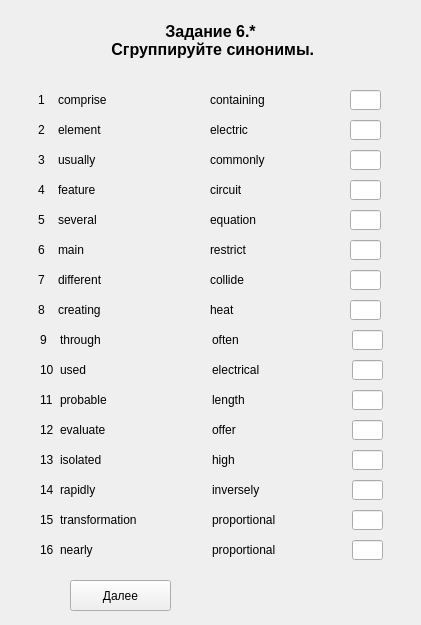
Before: the Qt Designer form server/UI/variant_2/zadanie6_part1_var2.ui in Scykorr/dmitr_client_serv_test, drawn with Qt 5.
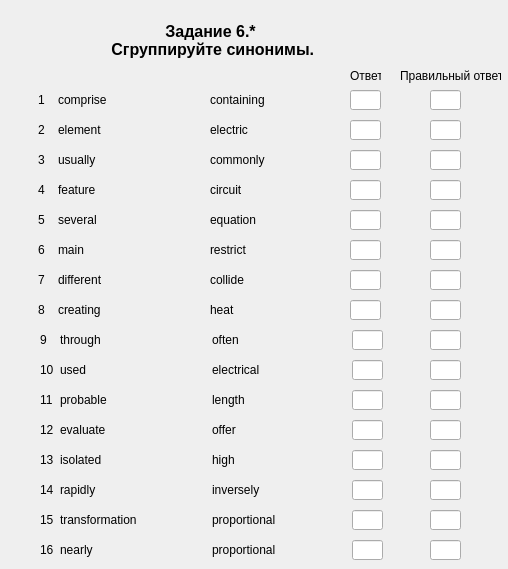
After: the same form once the commit is applied.

The edit to the form file:
```diff
--- a/server/UI/variant_2/zadanie6_part1_var2.ui
+++ b/server/UI/variant_2/zadanie6_part1_var2.ui
@@ -6,8 +6,8 @@
    <rect>
     <x>0</x>
     <y>0</y>
-    <width>421</width>
-    <height>625</height>
+    <width>508</width>
+    <height>569</height>
    </rect>
   </property>
   <property name="windowTitle">
@@ -113,19 +113,6 @@
     </rect>
    </property>
   </widget>
-  <widget class="QPushButton" name="pushButton_answer">
-   <property name="geometry">
-    <rect>
-     <x>70</x>
-     <y>580</y>
-     <width>101</width>
-     <height>31</height>
-    </rect>
-   </property>
-   <property name="text">
-    <string>Далее</string>
-   </property>
-  </widget>
   <widget class="QLabel" name="label_number_15">
    <property name="geometry">
     <rect>
@@ -844,19 +831,240 @@
     <string>proportional</string>
    </property>
   </widget>
-  <widget class="QLabel" name="label_timer">
+  <widget class="QLineEdit" name="lineEdit_answer_17">
    <property name="geometry">
     <rect>
-     <x>220</x>
-     <y>580</y>
-     <width>171</width>
-     <height>31</height>
+     <x>430</x>
+     <y>90</y>
+     <width>31</width>
+     <height>20</height>
     </rect>
    </property>
    <property name="text">
     <string/>
    </property>
   </widget>
+  <widget class="QLineEdit" name="lineEdit_answer_18">
+   <property name="geometry">
+    <rect>
+     <x>430</x>
+     <y>120</y>
+     <width>31</width>
+     <height>20</height>
+    </rect>
+   </property>
+   <property name="text">
+    <string/>
+   </property>
+  </widget>
+  <widget class="QLineEdit" name="lineEdit_answer_19">
+   <property name="geometry">
+    <rect>
+     <x>430</x>
+     <y>150</y>
+     <width>31</width>
+     <height>20</height>
+    </rect>
+   </property>
+   <property name="text">
+    <string/>
+   </property>
+  </widget>
+  <widget class="QLineEdit" name="lineEdit_answer_20">
+   <property name="geometry">
+    <rect>
+     <x>430</x>
+     <y>180</y>
+     <width>31</width>
+     <height>20</height>
+    </rect>
+   </property>
+   <property name="text">
+    <string/>
+   </property>
+  </widget>
+  <widget class="QLineEdit" name="lineEdit_answer_21">
+   <property name="geometry">
+    <rect>
+     <x>430</x>
+     <y>210</y>
+     <width>31</width>
+     <height>20</height>
+    </rect>
+   </property>
+   <property name="text">
+    <string/>
+   </property>
+  </widget>
+  <widget class="QLineEdit" name="lineEdit_answer_22">
+   <property name="geometry">
+    <rect>
+     <x>430</x>
+     <y>240</y>
+     <width>31</width>
+     <height>20</height>
+    </rect>
+   </property>
+   <property name="text">
+    <string/>
+   </property>
+  </widget>
+  <widget class="QLineEdit" name="lineEdit_answer_23">
+   <property name="geometry">
+    <rect>
+     <x>430</x>
+     <y>270</y>
+     <width>31</width>
+     <height>20</height>
+    </rect>
+   </property>
+   <property name="text">
+    <string/>
+   </property>
+  </widget>
+  <widget class="QLineEdit" name="lineEdit_answer_24">
+   <property name="geometry">
+    <rect>
+     <x>430</x>
+     <y>300</y>
+     <width>31</width>
+     <height>20</height>
+    </rect>
+   </property>
+   <property name="text">
+    <string/>
+   </property>
+  </widget>
+  <widget class="QLineEdit" name="lineEdit_answer_25">
+   <property name="geometry">
+    <rect>
+     <x>430</x>
+     <y>330</y>
+     <width>31</width>
+     <height>20</height>
+    </rect>
+   </property>
+   <property name="text">
+    <string/>
+   </property>
+  </widget>
+  <widget class="QLineEdit" name="lineEdit_answer_26">
+   <property name="geometry">
+    <rect>
+     <x>430</x>
+     <y>360</y>
+     <width>31</width>
+     <height>20</height>
+    </rect>
+   </property>
+   <property name="text">
+    <string/>
+   </property>
+  </widget>
+  <widget class="QLineEdit" name="lineEdit_answer_27">
+   <property name="geometry">
+    <rect>
+     <x>430</x>
+     <y>390</y>
+     <width>31</width>
+     <height>20</height>
+    </rect>
+   </property>
+   <property name="text">
+    <string/>
+   </property>
+  </widget>
+  <widget class="QLineEdit" name="lineEdit_answer_28">
+   <property name="geometry">
+    <rect>
+     <x>430</x>
+     <y>420</y>
+     <width>31</width>
+     <height>20</height>
+    </rect>
+   </property>
+   <property name="text">
+    <string/>
+   </property>
+  </widget>
+  <widget class="QLineEdit" name="lineEdit_answer_29">
+   <property name="geometry">
+    <rect>
+     <x>430</x>
+     <y>450</y>
+     <width>31</width>
+     <height>20</height>
+    </rect>
+   </property>
+   <property name="text">
+    <string/>
+   </property>
+  </widget>
+  <widget class="QLineEdit" name="lineEdit_answer_30">
+   <property name="geometry">
+    <rect>
+     <x>430</x>
+     <y>480</y>
+     <width>31</width>
+     <height>20</height>
+    </rect>
+   </property>
+   <property name="text">
+    <string/>
+   </property>
+  </widget>
+  <widget class="QLineEdit" name="lineEdit_answer_31">
+   <property name="geometry">
+    <rect>
+     <x>430</x>
+     <y>510</y>
+     <width>31</width>
+     <height>20</height>
+    </rect>
+   </property>
+   <property name="text">
+    <string/>
+   </property>
+  </widget>
+  <widget class="QLineEdit" name="lineEdit_answer_32">
+   <property name="geometry">
+    <rect>
+     <x>430</x>
+     <y>540</y>
+     <width>31</width>
+     <height>20</height>
+    </rect>
+   </property>
+   <property name="text">
+    <string/>
+   </property>
+  </widget>
+  <widget class="QLabel" name="label_2">
+   <property name="geometry">
+    <rect>
+     <x>350</x>
+     <y>60</y>
+     <width>31</width>
+     <height>31</height>
+    </rect>
+   </property>
+   <property name="text">
+    <string>Ответ</string>
+   </property>
+  </widget>
+  <widget class="QLabel" name="label">
+   <property name="geometry">
+    <rect>
+     <x>400</x>
+     <y>60</y>
+     <width>101</width>
+     <height>31</height>
+    </rect>
+   </property>
+   <property name="text">
+    <string>Правильный ответ</string>
+   </property>
+  </widget>
  </widget>
  <resources/>
  <connections/>
```
